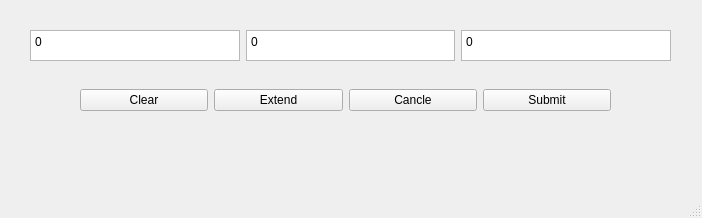
The window that main.ui (rakshith111/Shutdownify) describes before a commit, drawn with Qt 5.
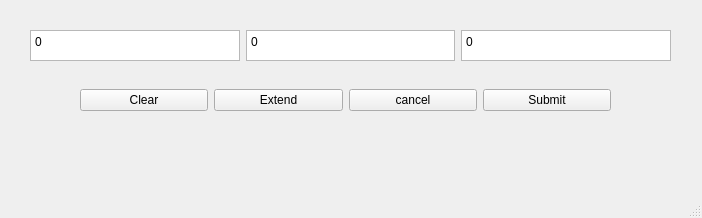
The same window after the commit.

```diff
--- a/main.ui
+++ b/main.ui
@@ -74,7 +74,7 @@
      <item>
       <widget class="QPushButton" name="cancle_btn">
        <property name="text">
-        <string>Cancle</string>
+        <string>cancel</string>
        </property>
       </widget>
      </item>
```
Left out of the diff: 2 changed lines with no effect on the pictures.
